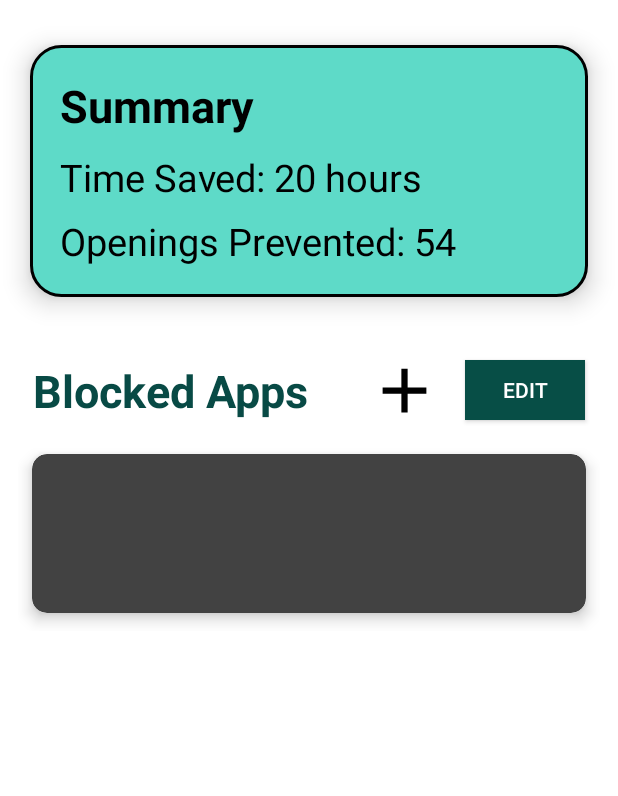
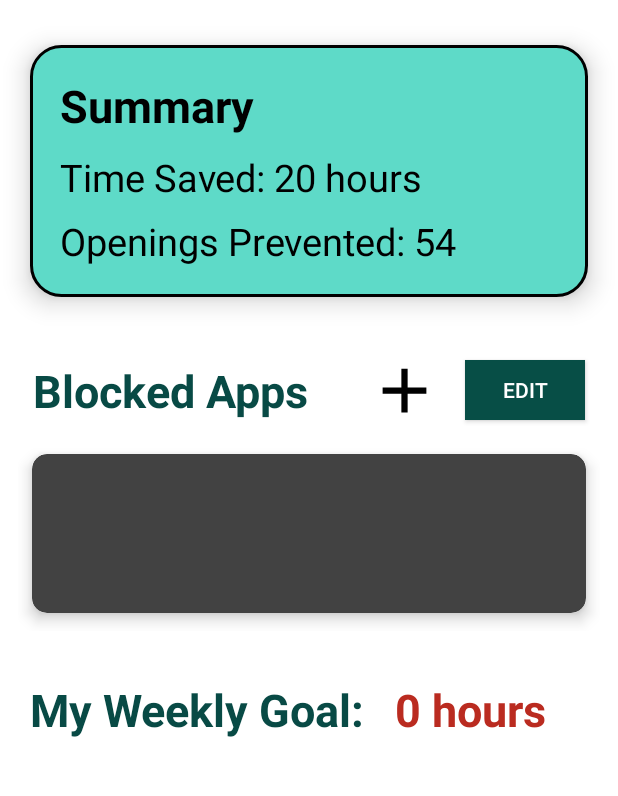
Before and after one commit to Jai0212/Focus-Flow, an Android app built with Jetpack Compose: the layout activity_main_page.xml on its own in the app's theme, with its tools: preview values and no code run, on a phone screen of 412 x 824 dp, the part 75-871 px from its top. Run offline under Robolectric (Android 15) with nearby library versions, the phone set to English and light mode, and no system bars.

Commit message:
added goal setting

```diff
--- a/app/src/main/AndroidManifest.xml
+++ b/app/src/main/AndroidManifest.xml
@@ -29,16 +29,16 @@
             android:configChanges="orientation|keyboardHidden|screenSize"
             android:exported="false"
             android:label="@string/title_activity_blocked_app_page"
-            android:theme="@style/Theme.AppCompat" />
+            android:theme="@style/Theme.AppCompat.Light.NoActionBar" />
         <activity
             android:name=".SignUp"
             android:exported="true"
-            android:theme="@style/Theme.AppCompat.NoActionBar">
+            android:theme="@style/Theme.AppCompat.Light.NoActionBar">
         </activity>
         <activity
             android:name=".LogIn"
             android:exported="true"
-            android:theme="@style/Theme.AppCompat.NoActionBar">
+            android:theme="@style/Theme.AppCompat.Light.NoActionBar">
         </activity>
         <activity
             android:name=".EditPage"
--- a/app/src/main/res/layout/activity_main_page.xml
+++ b/app/src/main/res/layout/activity_main_page.xml
@@ -153,8 +153,52 @@
 
             </androidx.cardview.widget.CardView>
 
+        </LinearLayout>
+
+        <LinearLayout
+            android:layout_width="wrap_content"
+            android:layout_height="wrap_content"
+            android:layout_marginTop="30dp"
+            android:layout_margin="10dp"
+            android:orientation="horizontal">
+
+            <TextView
+                android:id="@+id/tvWeeklyGoal"
+                android:layout_width="wrap_content"
+                android:layout_height="wrap_content"
+                android:text="My Weekly Goal:"
+                android:textStyle="bold"
+                android:textColor="#084A45"
+                android:textSize="30sp"
+                android:layout_margin="10dp"
+                android:layout_gravity="center"
+                android:layout_weight="1"/>
+
+            <TextView
+                android:id="@+id/tvHours"
+                android:layout_width="wrap_content"
+                android:layout_height="wrap_content"
+                android:text="0 hours"
+                android:textStyle="bold"
+                android:textColor="#BA2B20"
+                android:textSize="30sp"
+                android:layout_margin="10dp"
+                android:layout_gravity="center"
+                android:layout_weight="1"
+                android:clickable="true"
+                android:focusable="true"/>
+
+            <EditText
+                android:id="@+id/etHours"
+                android:layout_width="wrap_content"
+                android:layout_height="wrap_content"
+                android:layout_margin="10dp"
+                android:visibility="gone"
+                android:inputType="number"
+                android:textSize="30sp"/>
 
         </LinearLayout>
+
 
     </LinearLayout>
 
```
Also changed, not shown: app/src/main/java/com/example/focusflow/BlockedAppPage.kt (+52 -12 lines), app/src/main/java/com/example/focusflow/MainPage.kt (+39 -0 lines), app/src/main/java/com/example/focusflow/YourAccessibilityService.kt (+39 -2 lines), app/src/main/res/drawable/background_gradient.xml (added, +11 -0 lines), app/src/main/res/drawable/button_gradient.xml (added, +14 -0 lines), app/src/main/res/drawable/button_return_gradient.xml (added, +14 -0 lines), app/src/main/res/layout/activity_blocked_app_page.xml (+71 -43 lines).
